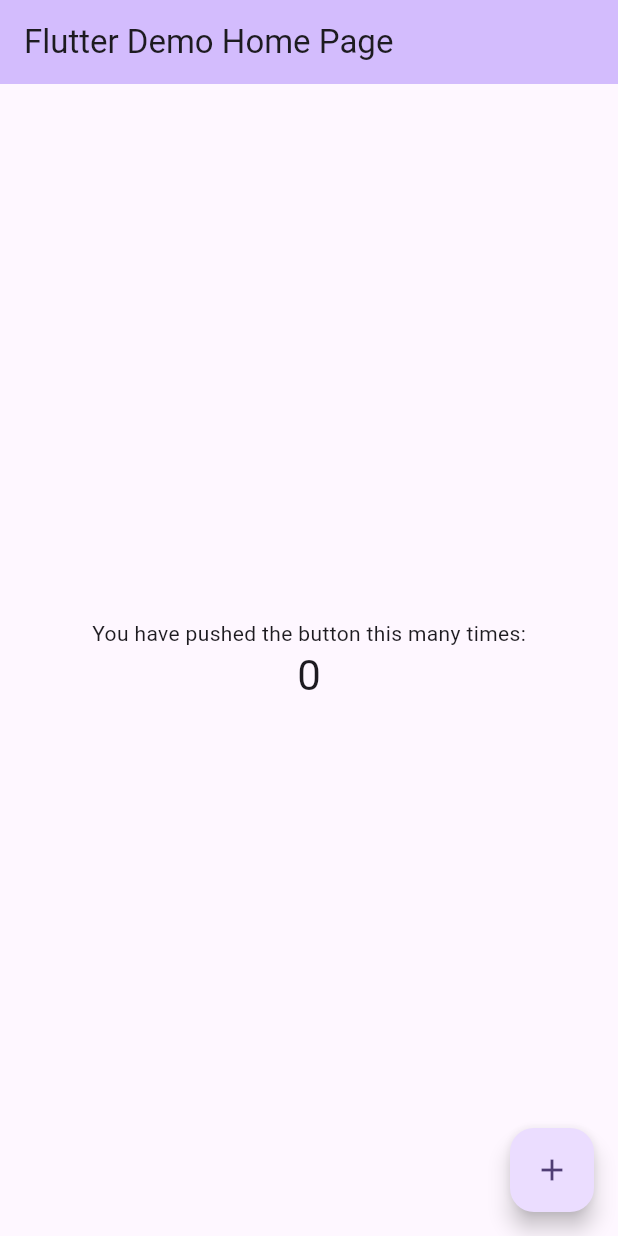
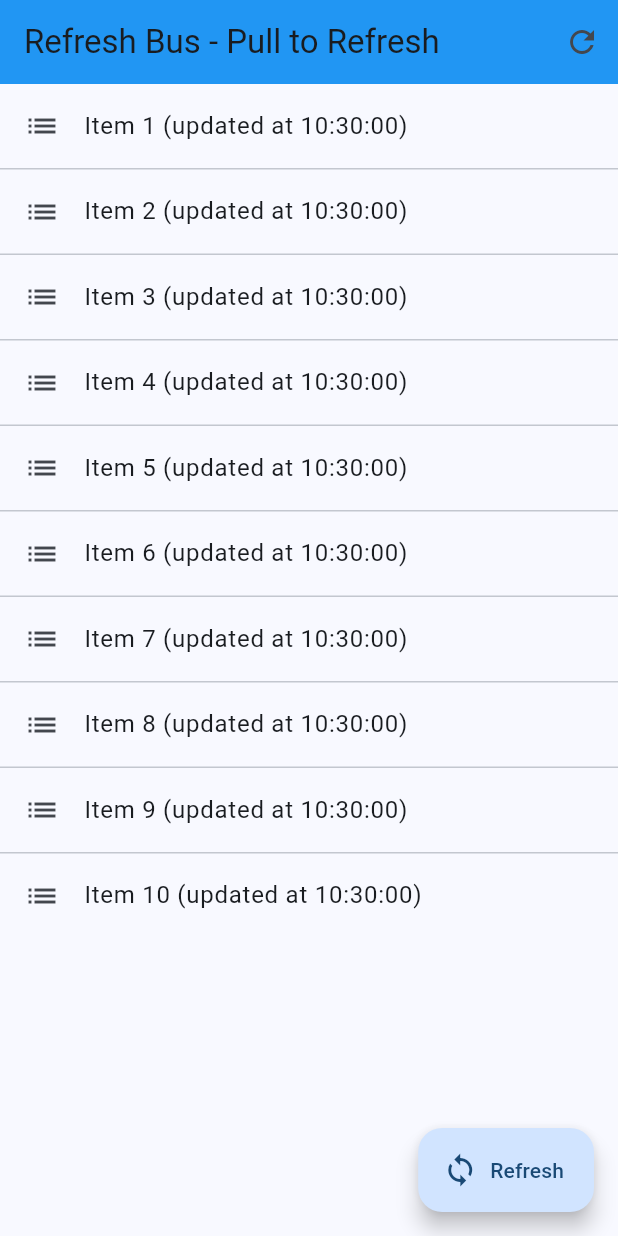
Before and after one commit to 67Vatsal/flutter_refresh_bus, a Flutter app: the screen it shows after launch, on a phone screen of 412 x 824 dp. Run offline on Flutter 3.47's test engine with Material 3 defaults, Android fonts, the phone set to English and light mode, and no system bars.

Commit message:
refresh bus

```diff
--- /dev/null
+++ b/lib/flutter_refresh_bus.dart
@@ -0,0 +1,4 @@
+library flutter_refresh_bus;
+
+export 'src/refresh_bus.dart';
+export 'src/refresh_event.dart';
--- a/lib/main.dart
+++ b/lib/main.dart
@@ -1,121 +1,116 @@
+import 'dart:async';
 import 'package:flutter/material.dart';
+import 'package:flutter_refresh_bus/flutter_refresh_bus.dart';
 
 void main() {
-  runApp(const MyApp());
+  runApp(const DemoApp());
 }
 
-class MyApp extends StatelessWidget {
-  const MyApp({super.key});
+class DemoApp extends StatelessWidget {
+  const DemoApp({super.key});
 
-  // This widget is the root of your application.
   @override
   Widget build(BuildContext context) {
     return MaterialApp(
-      title: 'Flutter Demo',
+      debugShowCheckedModeBanner: false,
+      title: 'Refresh Bus List Demo',
       theme: ThemeData(
-        // This is the theme of your application.
-        //
-        // TRY THIS: Try running your application with "flutter run". You'll see
-        // the application has a purple toolbar. Then, without quitting the app,
-        // try changing the seedColor in the colorScheme below to Colors.green
-        // and then invoke "hot reload" (save your changes or press the "hot
-        // reload" button in a Flutter-supported IDE, or press "r" if you used
-        // the command line to start the app).
-        //
-        // Notice that the counter didn't reset back to zero; the application
-        // state is not lost during the reload. To reset the state, use hot
-        // restart instead.
-        //
-        // This works for code too, not just values: Most code changes can be
-        // tested with just a hot reload.
-        colorScheme: .fromSeed(seedColor: Colors.deepPurple),
+        colorScheme: ColorScheme.fromSeed(seedColor: Colors.blue),
+        useMaterial3: true,
       ),
-      home: const MyHomePage(title: 'Flutter Demo Home Page'),
+      home: const HomePage(),
     );
   }
 }
 
-class MyHomePage extends StatefulWidget {
-  const MyHomePage({super.key, required this.title});
-
-  // This widget is the home page of your application. It is stateful, meaning
-  // that it has a State object (defined below) that contains fields that affect
-  // how it looks.
-
-  // This class is the configuration for the state. It holds the values (in this
-  // case the title) provided by the parent (in this case the App widget) and
-  // used by the build method of the State. Fields in a Widget subclass are
-  // always marked "final".
-
-  final String title;
+class HomePage extends StatefulWidget {
+  const HomePage({super.key});
 
   @override
-  State<MyHomePage> createState() => _MyHomePageState();
+  State<HomePage> createState() => _HomePageState();
 }
 
-class _MyHomePageState extends State<MyHomePage> {
-  int _counter = 0;
+class _HomePageState extends State<HomePage> {
+  late StreamSubscription _subscription;
+  List<String> items = [];
+  bool isLoading = false;
 
-  void _incrementCounter() {
+  @override
+  void initState() {
+    super.initState();
+    _loadData();
+
+    _subscription = RefreshBus().stream.listen((event) {
+      if (event.tag == 'list_refresh') {
+        _loadData();
+      }
+    });
+  }
+
+  Future<void> _loadData() async {
+    if (isLoading) return;
+
+    setState(() => isLoading = true);
+
+    // Simulate API delay
+    await Future.delayed(const Duration(seconds: 1));
+
     setState(() {
-      // This call to setState tells the Flutter framework that something has
-      // changed in this State, which causes it to rerun the build method below
-      // so that the display can reflect the updated values. If we changed
-      // _counter without calling setState(), then the build method would not be
-      // called again, and so nothing would appear to happen.
-      _counter++;
+      items = List.generate(
+        10,
+            (index) =>
+        'Item ${index + 1} (updated at ${DateTime.now().toLocal().toIso8601String().substring(11, 19)})',
+      );
+      isLoading = false;
     });
+  }
+
+  void _triggerRefresh() {
+    RefreshBus().fire(tag: 'list_refresh');
+  }
+
+  Future<void> _onPullToRefresh() async {
+    RefreshBus().fire(tag: 'list_refresh');
+    await Future.delayed(const Duration(milliseconds: 300));
+  }
+
+  @override
+  void dispose() {
+    _subscription.cancel();
+    super.dispose();
   }
 
   @override
   Widget build(BuildContext context) {
-    // This method is rerun every time setState is called, for instance as done
-    // by the _incrementCounter method above.
-    //
-    // The Flutter framework has been optimized to make rerunning build methods
-    // fast, so that you can just rebuild anything that needs updating rather
-    // than having to individually change instances of widgets.
     return Scaffold(
       appBar: AppBar(
-        // TRY THIS: Try changing the color here to a specific color (to
-        // Colors.amber, perhaps?) and trigger a hot reload to see the AppBar
-        // change color while the other colors stay the same.
-        backgroundColor: Theme.of(context).colorScheme.inversePrimary,
-        // Here we take the value from the MyHomePage object that was created by
-        // the App.build method, and use it to set our appbar title.
-        title: Text(widget.title),
+        title: const Text('Refresh Bus - Pull to Refresh'),
+        backgroundColor: Colors.blue,
+        actions: [
+          IconButton(
+            icon: const Icon(Icons.refresh),
+            onPressed: _triggerRefresh,
+          ),
+        ],
       ),
-      body: Center(
-        // Center is a layout widget. It takes a single child and positions it
-        // in the middle of the parent.
-        child: Column(
-          // Column is also a layout widget. It takes a list of children and
-          // arranges them vertically. By default, it sizes itself to fit its
-          // children horizontally, and tries to be as tall as its parent.
-          //
-          // Column has various properties to control how it sizes itself and
-          // how it positions its children. Here we use mainAxisAlignment to
-          // center the children vertically; the main axis here is the vertical
-          // axis because Columns are vertical (the cross axis would be
-          // horizontal).
-          //
-          // TRY THIS: Invoke "debug painting" (choose the "Toggle Debug Paint"
-          // action in the IDE, or press "p" in the console), to see the
-          // wireframe for each widget.
-          mainAxisAlignment: .center,
-          children: [
-            const Text('You have pushed the button this many times:'),
-            Text(
-              '$_counter',
-              style: Theme.of(context).textTheme.headlineMedium,
-            ),
-          ],
+      body: RefreshIndicator(
+        onRefresh: _onPullToRefresh,
+        child: ListView.separated(
+          physics: const AlwaysScrollableScrollPhysics(),
+          itemCount: items.length,
+          separatorBuilder: (_, __) => const Divider(height: 1),
+          itemBuilder: (context, index) {
+            return ListTile(
+              leading: const Icon(Icons.list),
+              title: Text(items[index]),
+            );
+          },
         ),
       ),
-      floatingActionButton: FloatingActionButton(
-        onPressed: _incrementCounter,
-        tooltip: 'Increment',
-        child: const Icon(Icons.add),
+      floatingActionButton: FloatingActionButton.extended(
+        onPressed: _triggerRefresh,
+        icon: const Icon(Icons.sync),
+        label: const Text('Refresh'),
       ),
     );
   }
--- /dev/null
+++ b/lib/src/refresh_bus.dart
@@ -0,0 +1,24 @@
+import 'dart:async';
+import 'refresh_event.dart';
+
+class RefreshBus {
+  RefreshBus._internal();
+  static final RefreshBus _instance = RefreshBus._internal();
+  factory RefreshBus() => _instance;
+
+  final StreamController<RefreshEvent> _controller =
+  StreamController<RefreshEvent>.broadcast();
+
+  /// Listen to refresh events
+  Stream<RefreshEvent> get stream => _controller.stream;
+
+  /// Trigger refresh
+  void fire({String? tag}) {
+    _controller.add(RefreshEvent(tag: tag));
+  }
+
+  /// Dispose (optional)
+  void dispose() {
+    _controller.close();
+  }
+}
--- /dev/null
+++ b/lib/src/refresh_event.dart
@@ -0,0 +1,5 @@
+class RefreshEvent {
+  final String? tag;
+
+  RefreshEvent({this.tag});
+}
```
Also changed, not shown: 1 other file.
